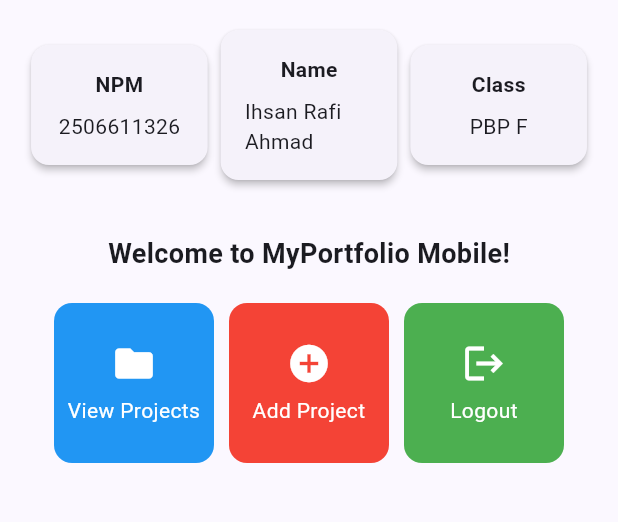
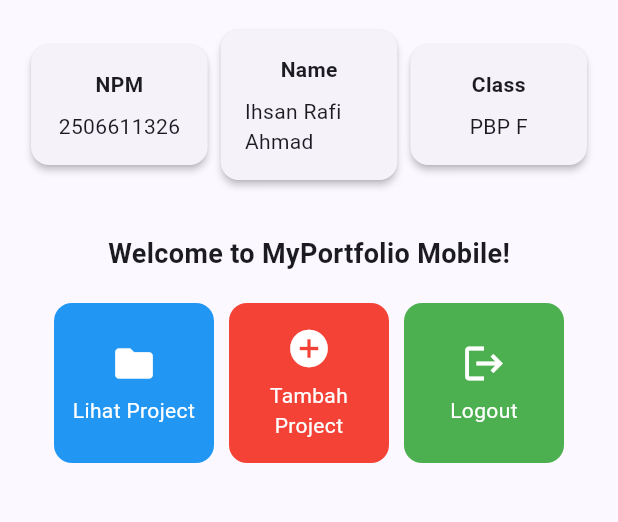
Before and after one commit to 8ijaan/myportofolio_mobile, a Flutter app: the screen it shows after launch, on a phone screen of 412 x 824 dp, the part 84-606 px from its top. Run offline on Flutter 3.47's test engine with Material 3 defaults, Android fonts, the phone set to English and light mode, and no system bars.

Commit message:
chore: update button text to indonesian

```diff
--- a/lib/screens/menu.dart
+++ b/lib/screens/menu.dart
@@ -10,8 +10,8 @@ class MyHomePage extends StatelessWidget {
   final String kelas = "PBP F";
 
   final List<ItemHomepage> items = [
-    ItemHomepage("View Projects", Icons.folder, Colors.blue),
-    ItemHomepage("Add Project", Icons.add_circle, Colors.red),
+    ItemHomepage("Lihat Project", Icons.folder, Colors.blue),
+    ItemHomepage("Tambah Project", Icons.add_circle, Colors.red),
     ItemHomepage("Logout", Icons.logout, Colors.green),
   ];
 
--- a/lib/widgets/left_drawer.dart
+++ b/lib/widgets/left_drawer.dart
@@ -45,7 +45,7 @@ class LeftDrawer extends StatelessWidget {
           ),
           ListTile(
             leading: const Icon(Icons.add_circle_outline),
-            title: const Text('Add Project'),
+            title: const Text('Tambah Project'),
             // Navigate to the Add Project screen
             onTap: () {
               Navigator.pushReplacement(
--- a/lib/widgets/project_card.dart
+++ b/lib/widgets/project_card.dart
@@ -21,7 +21,7 @@ class ItemCard extends StatelessWidget {
             );
 
           // Navigate ke halaman yang sesuai
-          if (item.name == "Add Project") {
+          if (item.name == "Tambah Project") {
             Navigator.push(
               context,
               MaterialPageRoute<void>(
```
